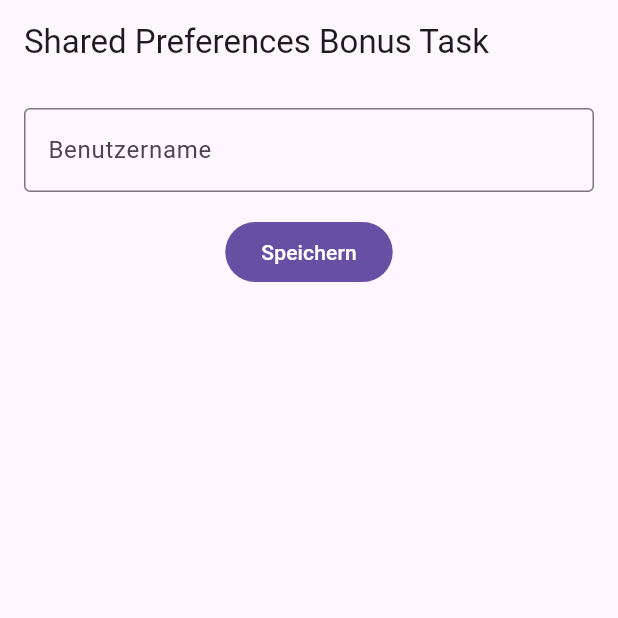
After one commit to dmkovalsky/shared_preferences_bonus, a Flutter app: the screen it shows after launch, on a phone screen of 412 x 824 dp, the top half of it. The commit adds this screen. Run offline on Flutter 3.47's test engine with Material 3 defaults, Android fonts, the phone set to English and light mode, and no system bars; our stand-ins replace shared_preferences.

Commit message:
add DatabaseRepository + SharedPreferencesRepository, implements 2 methods

```diff
--- /dev/null
+++ b/lib/data/database_repository.dart
@@ -0,0 +1,4 @@
+abstract class DatabaseRepository {
+  Future<String> getUsername();
+  Future<void> saveUsername(String username);
+}
--- /dev/null
+++ b/lib/data/shared_preferences_repository.dart
@@ -0,0 +1,16 @@
+import 'package:shared_preferences/shared_preferences.dart';
+import 'package:shared_preferences_bonus/data/database_repository.dart';
+
+class SharedPreferencesRepository implements DatabaseRepository {
+  @override
+  Future<String> getUsername() async {
+    final preferences = await SharedPreferences.getInstance();
+    return preferences.getString('username') ?? '';
+  }
+
+  @override
+  Future<void> saveUsername(String username) async {
+    final preferences = await SharedPreferences.getInstance();
+    await preferences.setString('username', username);
+  }
+}
--- /dev/null
+++ b/lib/home_screen.dart
@@ -0,0 +1,37 @@
+import 'package:flutter/material.dart';
+
+class HomeScreen extends StatelessWidget {
+  const HomeScreen({
+    super.key,
+  });
+
+  @override
+  Widget build(BuildContext context) {
+    return Scaffold(
+      appBar: AppBar(title: Text('Shared Preferences Bonus Task')),
+      body: SafeArea(
+        child: Padding(
+          padding: const EdgeInsets.all(16),
+          child: Center(
+            child: Column(
+              spacing: 16,
+              children: [
+                TextFormField(
+                  decoration: InputDecoration(
+                    labelText: 'Benutzername',
+                    hintText: 'Geben Sie Ihren Benutzernamen ein',
+                    border: OutlineInputBorder(),
+                  ),
+                ),
+                FilledButton(
+                  onPressed: () {},
+                  child: Text('Speichern'),
+                ),
+              ],
+            ),
+          ),
+        ),
+      ),
+    );
+  }
+}
```
Also changed, not shown: lib/main.dart (+2 -26 lines).
